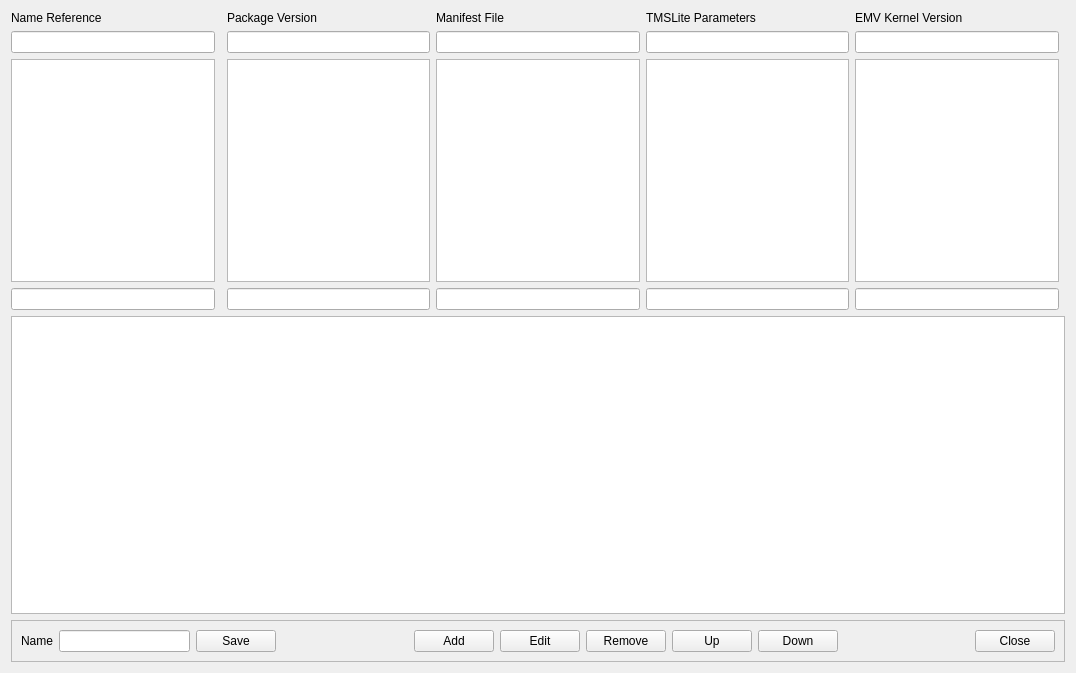
Old version of the form gui/map.ui in the repository jonngo/opt_version_checker.
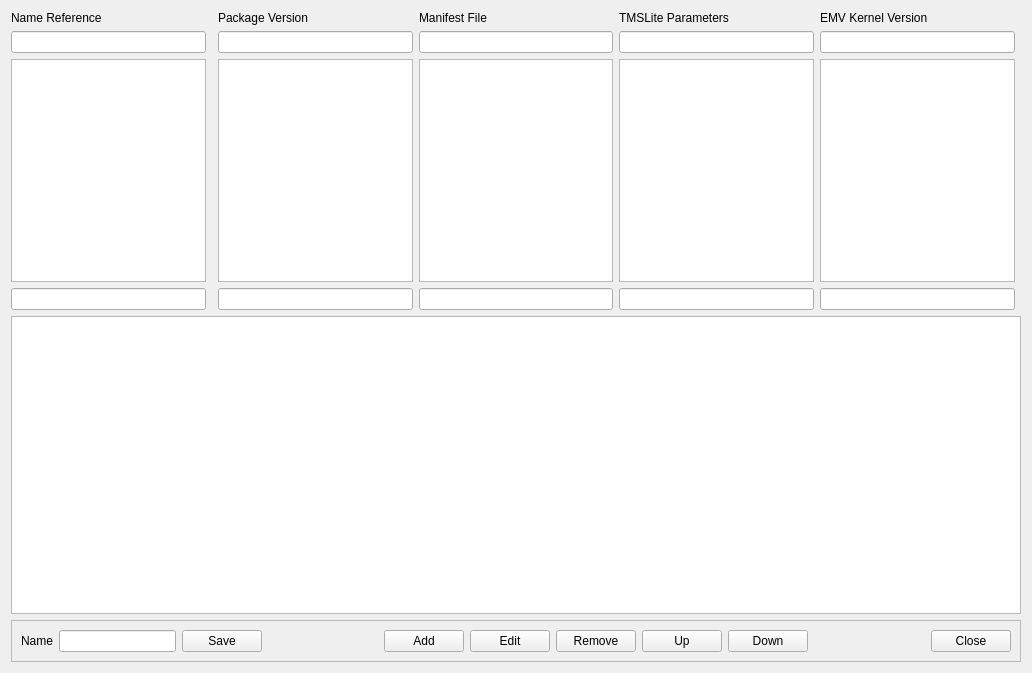
New version of the form. Icons and pictures are not drawn.

Commit message: Removed Header button and replaced with vertical splitter which gives better control.

```diff
--- a/gui/map.ui
+++ b/gui/map.ui
@@ -6,7 +6,7 @@
    <rect>
     <x>0</x>
     <y>0</y>
-    <width>1076</width>
+    <width>1032</width>
     <height>673</height>
    </rect>
   </property>
```
Left out of the diff: 6 changed lines with no effect on the pictures. The commit also changes 3 other files.
